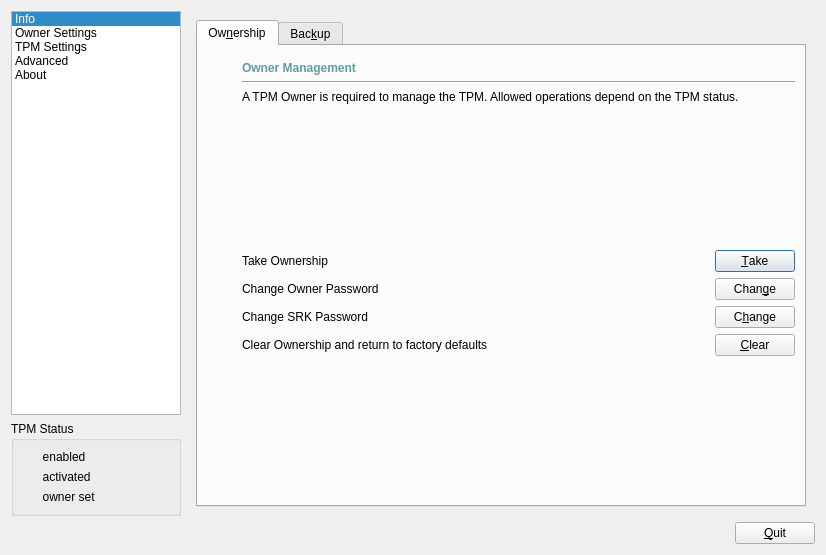
Old version of the form ui/tpmmanagerbase.ui in the repository Rohde-Schwarz/TPMManager.
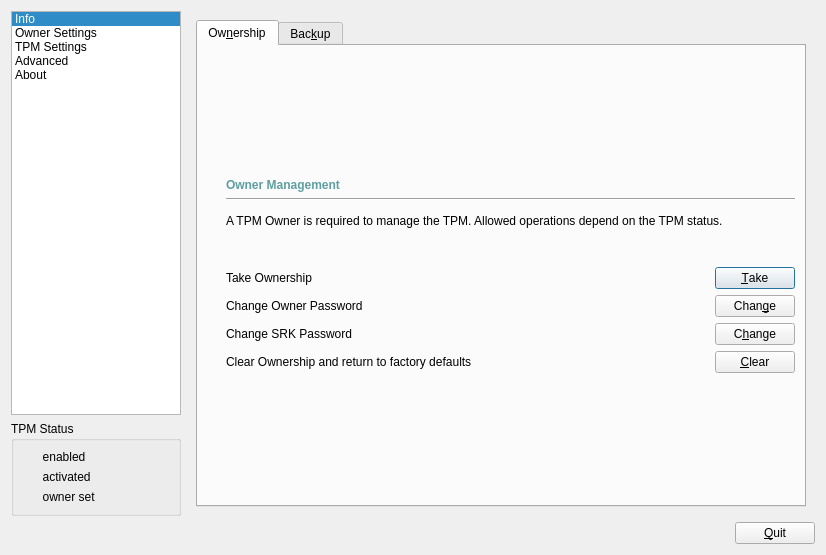
New version of the form. The open tabs and pages were chosen to show the change. Icons and pictures are not drawn.

Commit message: minor bug fixes, will release 0.8 now

The edit to the form file:
```diff
--- a/ui/tpmmanagerbase.ui
+++ b/ui/tpmmanagerbase.ui
@@ -255,21 +255,21 @@
             <attribute name="title">
              <string>S&amp;tatus</string>
             </attribute>
-            <layout class="QVBoxLayout" name="verticalLayout_19">
-             <item>
+            <layout class="QFormLayout" name="formLayout_3">
+             <item row="0" column="1">
               <spacer name="horizontalSpacer_16">
                <property name="orientation">
-                <enum>Qt::Horizontal</enum>
+                <enum>Qt::Vertical</enum>
                </property>
                <property name="sizeHint" stdset="0">
                 <size>
-                 <width>13</width>
-                 <height>25</height>
+                 <width>25</width>
+                 <height>13</height>
                 </size>
                </property>
               </spacer>
              </item>
-             <item>
+             <item row="1" column="1">
               <widget class="QLabel" name="label_172">
                <property name="text">
                 <string>&lt;html&gt;&lt;head&gt;&lt;meta name=&quot;qrichtext&quot; content=&quot;1&quot; /&gt;&lt;style type=&quot;text/css&quot;&gt;
@@ -279,14 +279,27 @@
                </property>
               </widget>
              </item>
-             <item>
+             <item row="2" column="1">
               <widget class="Line" name="line_11">
                <property name="orientation">
                 <enum>Qt::Horizontal</enum>
                </property>
               </widget>
              </item>
-             <item>
+             <item row="3" column="0">
+              <spacer name="horizontalSpacer_53">
+               <property name="orientation">
+                <enum>Qt::Horizontal</enum>
+               </property>
+               <property name="sizeHint" stdset="0">
+                <size>
+                 <width>13</width>
+                 <height>25</height>
+                </size>
+               </property>
+              </spacer>
+             </item>
+             <item row="3" column="1">
               <layout class="QHBoxLayout" name="_19">
                <property name="topMargin">
                 <number>5</number>
@@ -313,7 +326,7 @@
                </item>
               </layout>
              </item>
-             <item>
+             <item row="4" column="1">
               <layout class="QHBoxLayout" name="_20">
                <property name="bottomMargin">
                 <number>5</number>
@@ -337,7 +350,7 @@
                </item>
               </layout>
              </item>
-             <item>
+             <item row="5" column="1">
               <layout class="QHBoxLayout" name="horizontalLayout_9">
                <property name="bottomMargin">
                 <number>5</number>
@@ -361,7 +374,7 @@
                </item>
               </layout>
              </item>
-             <item>
+             <item row="6" column="1">
               <layout class="QHBoxLayout" name="_22">
                <property name="bottomMargin">
                 <number>5</number>
@@ -385,7 +398,7 @@
                </item>
               </layout>
              </item>
-             <item>
+             <item row="7" column="1">
               <layout class="QHBoxLayout" name="_23">
                <property name="bottomMargin">
                 <number>5</number>
@@ -409,7 +422,7 @@
                </item>
               </layout>
              </item>
-             <item>
+             <item row="8" column="1">
               <layout class="QHBoxLayout" name="_24">
                <property name="bottomMargin">
                 <number>5</number>
@@ -433,7 +446,7 @@
                </item>
               </layout>
              </item>
-             <item>
+             <item row="9" column="0" colspan="2">
               <spacer name="verticalSpacer_25">
                <property name="orientation">
                 <enum>Qt::Vertical</enum>
@@ -805,71 +818,51 @@
             <attribute name="title">
              <string>Ow&amp;nership</string>
             </attribute>
-            <layout class="QGridLayout" name="gridLayout">
-             <item row="0" column="0" rowspan="3">
-              <spacer name="horizontalSpacer_19">
-               <property name="orientation">
-                <enum>Qt::Horizontal</enum>
-               </property>
-               <property name="sizeHint" stdset="0">
-                <size>
-                 <width>18</width>
-                 <height>25</height>
-                </size>
-               </property>
-              </spacer>
-             </item>
-             <item row="0" column="1" rowspan="2" colspan="2">
-              <spacer name="verticalSpacer_20">
+            <layout class="QFormLayout" name="formLayout">
+             <item row="0" column="1">
+              <spacer name="verticalSpacer">
                <property name="orientation">
                 <enum>Qt::Vertical</enum>
                </property>
                <property name="sizeHint" stdset="0">
                 <size>
-                 <width>559</width>
-                 <height>18</height>
+                 <width>565</width>
+                 <height>13</height>
                 </size>
                </property>
               </spacer>
              </item>
-             <item row="1" column="2">
-              <widget class="QLabel" name="label_288">
-               <property name="text">
-                <string>&lt;html&gt;&lt;head&gt;&lt;meta name=&quot;qrichtext&quot; content=&quot;1&quot; /&gt;&lt;style type=&quot;text/css&quot;&gt;
-p, li { white-space: pre-wrap; }
-&lt;/style&gt;&lt;/head&gt;&lt;body style=&quot; font-family:'Sans Serif'; font-size:9pt; font-weight:400; font-style:normal;&quot;&gt;
-&lt;p style=&quot; margin-top:0px; margin-bottom:0px; margin-left:0px; margin-right:0px; -qt-block-indent:0; text-indent:0px;&quot;&gt;&lt;span style=&quot; font-weight:600; color:#5f9ea0;&quot;&gt;Owner Management&lt;/span&gt;&lt;/p&gt;&lt;/body&gt;&lt;/html&gt;</string>
-               </property>
-              </widget>
-             </item>
-             <item row="2" column="2">
+             <item row="2" column="1">
               <widget class="Line" name="line_2">
                <property name="orientation">
                 <enum>Qt::Horizontal</enum>
                </property>
               </widget>
              </item>
-             <item row="3" column="2">
+             <item row="3" column="1">
               <widget class="QLabel" name="label_289">
                <property name="text">
                 <string>A TPM Owner is required to manage the TPM. Allowed operations depend on the TPM status.</string>
                </property>
+               <property name="wordWrap">
+                <bool>true</bool>
+               </property>
               </widget>
              </item>
-             <item row="4" column="2">
-              <spacer name="verticalSpacer">
+             <item row="4" column="0">
+              <spacer name="horizontalSpacer_19">
                <property name="orientation">
-                <enum>Qt::Vertical</enum>
+                <enum>Qt::Horizontal</enum>
                </property>
                <property name="sizeHint" stdset="0">
                 <size>
-                 <width>20</width>
-                 <height>128</height>
+                 <width>13</width>
+                 <height>20</height>
                 </size>
                </property>
               </spacer>
              </item>
-             <item row="5" column="2">
+             <item row="5" column="1">
               <layout class="QHBoxLayout" name="horizontalLayout_24">
                <item>
                 <widget class="QLabel" name="myTakeOwnerText">
@@ -906,7 +899,7 @@
                </item>
               </layout>
              </item>
-             <item row="6" column="2">
+             <item row="6" column="1">
               <layout class="QHBoxLayout" name="horizontalLayout_25">
                <item>
                 <widget class="QLabel" name="myChangePassText">
@@ -943,7 +936,7 @@
                </item>
               </layout>
              </item>
-             <item row="7" column="2">
+             <item row="7" column="1">
               <layout class="QHBoxLayout" name="horizontalLayout_8">
                <item>
                 <widget class="QLabel" name="myChangeSRKPassText">
@@ -980,7 +973,7 @@
                </item>
               </layout>
              </item>
-             <item row="8" column="2">
+             <item row="8" column="1">
               <layout class="QHBoxLayout" name="horizontalLayout_26">
                <item>
                 <widget class="QLabel" name="myClearOwnerText">
@@ -1017,7 +1010,7 @@
                </item>
               </layout>
              </item>
-             <item row="9" column="2">
+             <item row="9" column="1">
               <spacer name="verticalSpacer_2">
                <property name="orientation">
                 <enum>Qt::Vertical</enum>
@@ -1030,6 +1023,16 @@
                </property>
               </spacer>
              </item>
+             <item row="1" column="1">
+              <widget class="QLabel" name="label_288">
+               <property name="text">
+                <string>&lt;html&gt;&lt;head&gt;&lt;meta name=&quot;qrichtext&quot; content=&quot;1&quot; /&gt;&lt;style type=&quot;text/css&quot;&gt;
+p, li { white-space: pre-wrap; }
+&lt;/style&gt;&lt;/head&gt;&lt;body style=&quot; font-family:'Sans Serif'; font-size:9pt; font-weight:400; font-style:normal;&quot;&gt;
+&lt;p style=&quot; margin-top:0px; margin-bottom:0px; margin-left:0px; margin-right:0px; -qt-block-indent:0; text-indent:0px;&quot;&gt;&lt;span style=&quot; font-weight:600; color:#5f9ea0;&quot;&gt;Owner Management&lt;/span&gt;&lt;/p&gt;&lt;/body&gt;&lt;/html&gt;</string>
+               </property>
+              </widget>
+             </item>
             </layout>
            </widget>
            <widget class="QWidget" name="tab2_21">
```
The commit also changes 1 other file.
